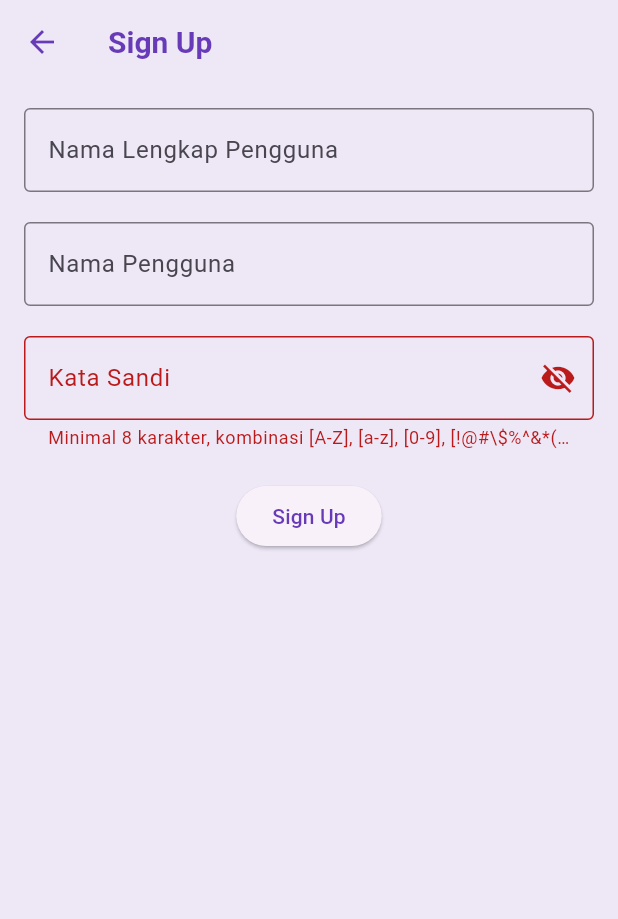
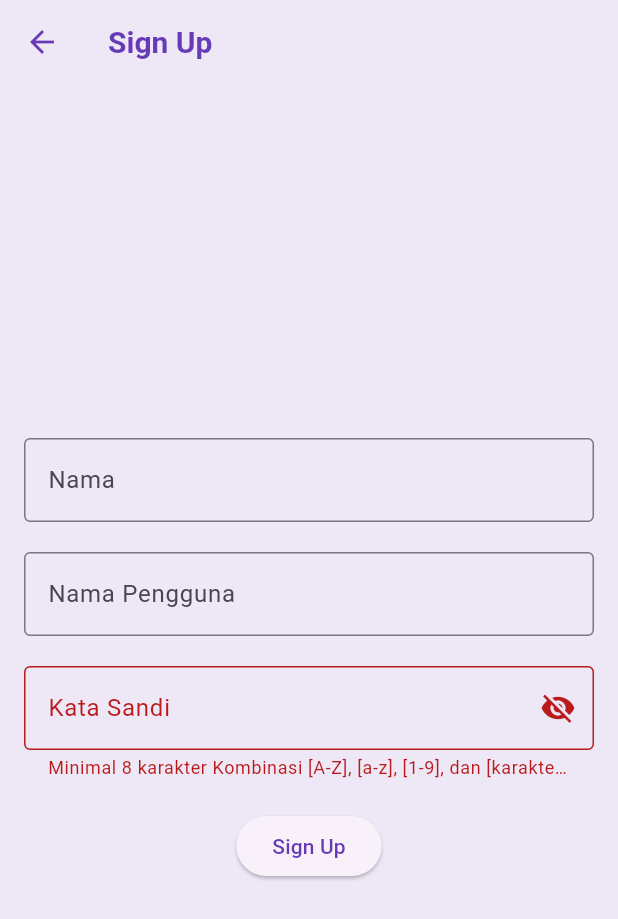
Before and after one commit to Wullannn/Wisatacandi_wulan, a Flutter app: the SignUpScreen screen opened by its route, after a tap on "Sign Up", on a phone screen of 412 x 824 dp. Shown: the top 919 px of the screen. Run offline on Flutter 3.47's test engine with Material 3 defaults, Android fonts, the phone set to English and light mode, and no system bars; our stand-ins replace cached_network_image, shared_preferences; missing offline and left inert: encrypt; accounts and stored records are empty.

Commit message:
update
update sign up

```diff
--- a/lib/screens/sign_up_screen.dart
+++ b/lib/screens/sign_up_screen.dart
@@ -1,86 +1,98 @@
 import 'package:flutter/material.dart';
-import 'package:flutter/gestures.dart';
+import 'package:encrypt/encrypt.dart' as encrypt;
 import 'package:shared_preferences/shared_preferences.dart';
 
-
 class SignUpScreen extends StatefulWidget {
-  SignUpScreen({super.key});
+  const SignUpScreen({super.key});
 
   @override
   State<SignUpScreen> createState() => _SignUpScreenState();
 }
 
 class _SignUpScreenState extends State<SignUpScreen> {
-  // TODO: 1. Deklarasikan variabel
-
+  final TextEditingController _nameController = TextEditingController();
   final TextEditingController _usernameController = TextEditingController();
-  final TextEditingController _fullnameController = TextEditingController();
   final TextEditingController _passwordController = TextEditingController();
 
   String _errorText = '';
 
   bool _obscurePassword = true;
 
-  //TODO: 1.Membuat method _signUp
-  Future<void> _signUp() async {
+  // TODO: 1. Membuat fungsi _signUp
+  void _signUp() async {
     final SharedPreferences prefs = await SharedPreferences.getInstance();
-    final String name = _fullnameController.text.trim();
+    final String name = _nameController.text.trim();
     final String username = _usernameController.text.trim();
     final String password = _passwordController.text.trim();
-    if(password.length < 8 ||
-        !password.contains(RegExp(r'[A-Z]'))||
-        !password.contains(RegExp(r'[a-z]'))||
-        !password.contains(RegExp(r'[0-9]'))||
-        !password.contains(RegExp(r'[!@#\\\$%^&*(),.?":{}|<>]'))){
+
+    if (password.length < 8 ||
+        !password.contains(RegExp(r'[A-Z]')) ||
+        !password.contains(RegExp(r'[a-z]')) ||
+        !password.contains(RegExp(r'[0-9]')) ||
+        !password.contains(RegExp(r'[!@#$%^&*(),.?":{}|<>]')))
+      // Alternatif test berhasil daftar
+      // print('*** Sign up berhasil!');
+      // print('Nama : $name');
+      // print('Nama Pengguna : $username');
+      // print('Password : $password');{
+        {
       setState(() {
-        _errorText = 'Minimal 8 karakter, kombinasi [A-Z], [a-z], [0-9], [!@#\\\$%^&*(),.?":{}|<>]';
+        _errorText =
+        'Minimal 8 karakter Kombinasi [A-Z], [a-z], [1-9], dan [karakter spesial]';
       });
       return;
     }
-    prefs.setString('fullname', name);
-    prefs.setString('username', username);
-    prefs.setString('password', password);
-    // print('* Sign Up berhasil!');
-    // print('Nama: $name');
-    // print('Nama Pengguna: $username');
-    // print('Password: $password');
+    // TODO: 3. Jika nama, username, password tidak kosong lakukan enkripsi
+    if (name.isNotEmpty && username.isNotEmpty && password.isNotEmpty) {
+      final encrypt.Key key = encrypt.Key.fromLength(32);
+      final iv = encrypt.IV.fromLength(16);
+
+      final encrypter = encrypt.Encrypter(encrypt.AES(key));
+      final encryptedName = encrypter.encrypt(name, iv: iv);
+      final encryptedUsername = encrypter.encrypt(username, iv: iv);
+      final encryptedPassword = encrypter.encrypt(password, iv: iv);
+
+      // Simpan data pengguna di SharedPreferences
+      prefs.setString('fullname', encryptedName.base64);
+      prefs.setString('username', encryptedUsername.base64);
+      prefs.setString('password', encryptedPassword.base64);
+      prefs.setString('key', key.base64);
+      prefs.setString('iv', iv.base64);
+    }
+    // Buat navigasi ke SignInScreen
     Navigator.pushReplacementNamed(context, '/signin');
   }
 
-  //TODO: 2.Membuat method dispose
+  // TODO: 2. Membuat fungsi dispose
   @override
-  void dispose(){
-    //TODO: Implement dispose
-    _fullnameController.dispose();
-    _usernameController.dispose();
-    _passwordController.dispose();
+  void dispose() {
+    // TODO: Implement dispose
     super.dispose();
   }
+
   @override
   Widget build(BuildContext context) {
     return Scaffold(
-      // TODO: 2. Pasang AppBar
-      appBar: AppBar(title: Text('Sign Up')),
-      // TODO: 3. Pasang body
-      body: SingleChildScrollView(
-        child: Center(
+      appBar: AppBar(
+        title: const Text('Sign Up'),
+      ),
+      body: Center(
+        child: SingleChildScrollView(
           child: Padding(
             padding: const EdgeInsets.all(16),
             child: Form(
               child: Column(
-                  // TODO: 4. Atur mainAxisAlignment dan crossAxisAlignment
+                crossAxisAlignment: CrossAxisAlignment.center,
                 mainAxisAlignment: MainAxisAlignment.center,
-                  crossAxisAlignment: CrossAxisAlignment.center,
                 children: [
                   TextFormField(
-                      controller: _fullnameController,
+                    controller: _nameController,
                     decoration: InputDecoration(
-                        labelText: "Nama Lengkap Pengguna",
+                      labelText: "Nama",
                       border: OutlineInputBorder(),
                     ),
                   ),
-                    // TODO: 6. Pasang TextFormField Nama Pengguna
-                    SizedBox(height: 20),
+                  const SizedBox(height: 20),
                   TextFormField(
                     controller: _usernameController,
                     decoration: InputDecoration(
@@ -88,8 +100,7 @@ class _SignUpScreenState extends State<SignUpScreen> {
                       border: OutlineInputBorder(),
                     ),
                   ),
-                    // TODO: 7. Pasang TextFormField Kata Sandi
-                    SizedBox(height: 20),
+                  const SizedBox(height: 20),
                   TextFormField(
                     controller: _passwordController,
                     decoration: InputDecoration(
@@ -99,23 +110,23 @@ class _SignUpScreenState extends State<SignUpScreen> {
                       suffixIcon: IconButton(
                         onPressed: () {
                           setState(() {
-                              _obscurePassword = ! _obscurePassword;
+                            _obscurePassword = !_obscurePassword;
                           });
                         },
                         icon: Icon(
-                            _obscurePassword ? Icons.visibility_off : Icons.visibility,
+                          _obscurePassword
+                              ? Icons.visibility_off
+                              : Icons.visibility,
                         ),
                       ),
                     ),
                     obscureText: _obscurePassword,
                   ),
-                    // TODO: 8. Pasang ElevatedButton Sign In
-                    SizedBox(height: 20),
-                    ElevatedButton(onPressed: () {
-                      _signUp();
-                    }, child: Text('Sign Up')),
+                  const SizedBox(height: 20),
+                  ElevatedButton(onPressed: _signUp, child: Text('Sign Up')),
                 ],
-                )),
+              ),
+            ),
           ),
         ),
       ),
--- a/pubspec.yaml
+++ b/pubspec.yaml
@@ -37,6 +37,7 @@ dependencies:
   cupertino_icons: ^1.0.6
   cached_network_image: ^3.4.1
   shared_preferences: ^2.3.3
+  encrypt: ^5.0.3
 
 dev_dependencies:
   flutter_test:
```
Lines whose indentation alone changed are shown as unchanged.
